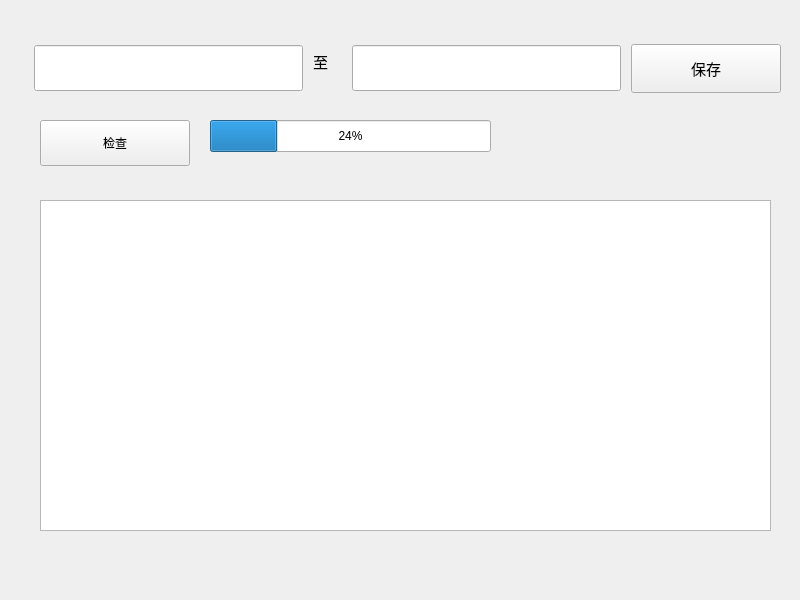
The window that project/ipOnline/ui/ip_online.ui (wsyshengyun/pyqt5_test) describes before a commit, drawn with Qt 5.
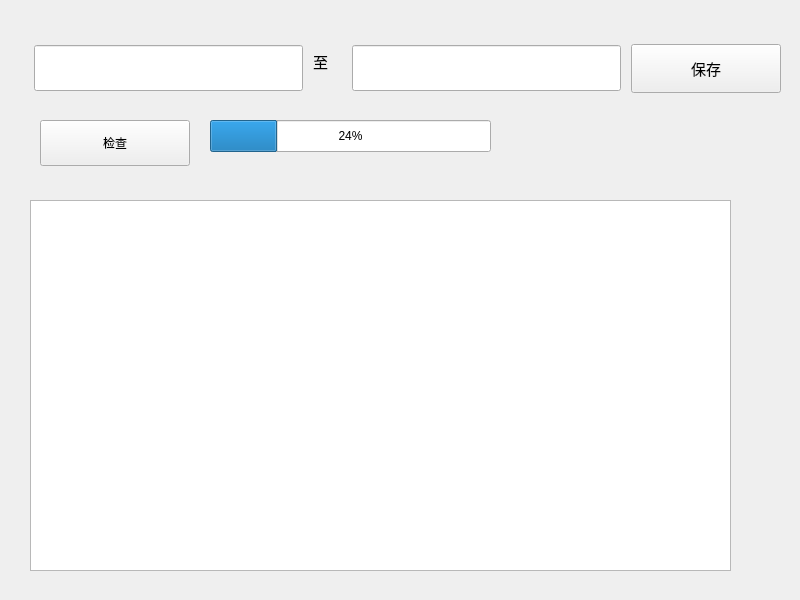
The same window after the commit.

Commit message: 更改UI后, 界面可以显示,但插入单个数据排序错误

```diff
--- a/project/ipOnline/ui/ip_online.ui
+++ b/project/ipOnline/ui/ip_online.ui
@@ -130,13 +130,13 @@
     <string>保存</string>
    </property>
   </widget>
-  <widget class="QTableWidget" name="tableWidget">
+  <widget class="QTableView" name="tableWidget">
    <property name="geometry">
     <rect>
-     <x>40</x>
+     <x>30</x>
      <y>200</y>
-     <width>731</width>
-     <height>331</height>
+     <width>701</width>
+     <height>371</height>
     </rect>
    </property>
   </widget>
```
The commit also changes 7 other files.
